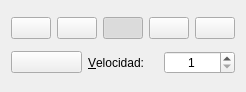
Above: lib/widgets/AnimateWidget.ui from pascalin/3dmolvis before the change. Below: the same form after it.
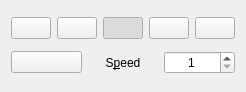
That is the form after the change. Icons and pictures are not drawn.

What changed in the file:
```diff
--- a/lib/widgets/AnimateWidget.ui
+++ b/lib/widgets/AnimateWidget.ui
@@ -136,7 +136,10 @@
      <item>
       <widget class="QLabel" name="label" >
        <property name="text" >
-        <string>&amp;Velocidad:</string>
+        <string>S&amp;peed</string>
+       </property>
+       <property name="alignment" >
+        <set>Qt::AlignCenter</set>
        </property>
        <property name="buddy" >
         <cstring>speed_box</cstring>
```
Left out of the diff: 31 changed lines with no effect on the pictures.
